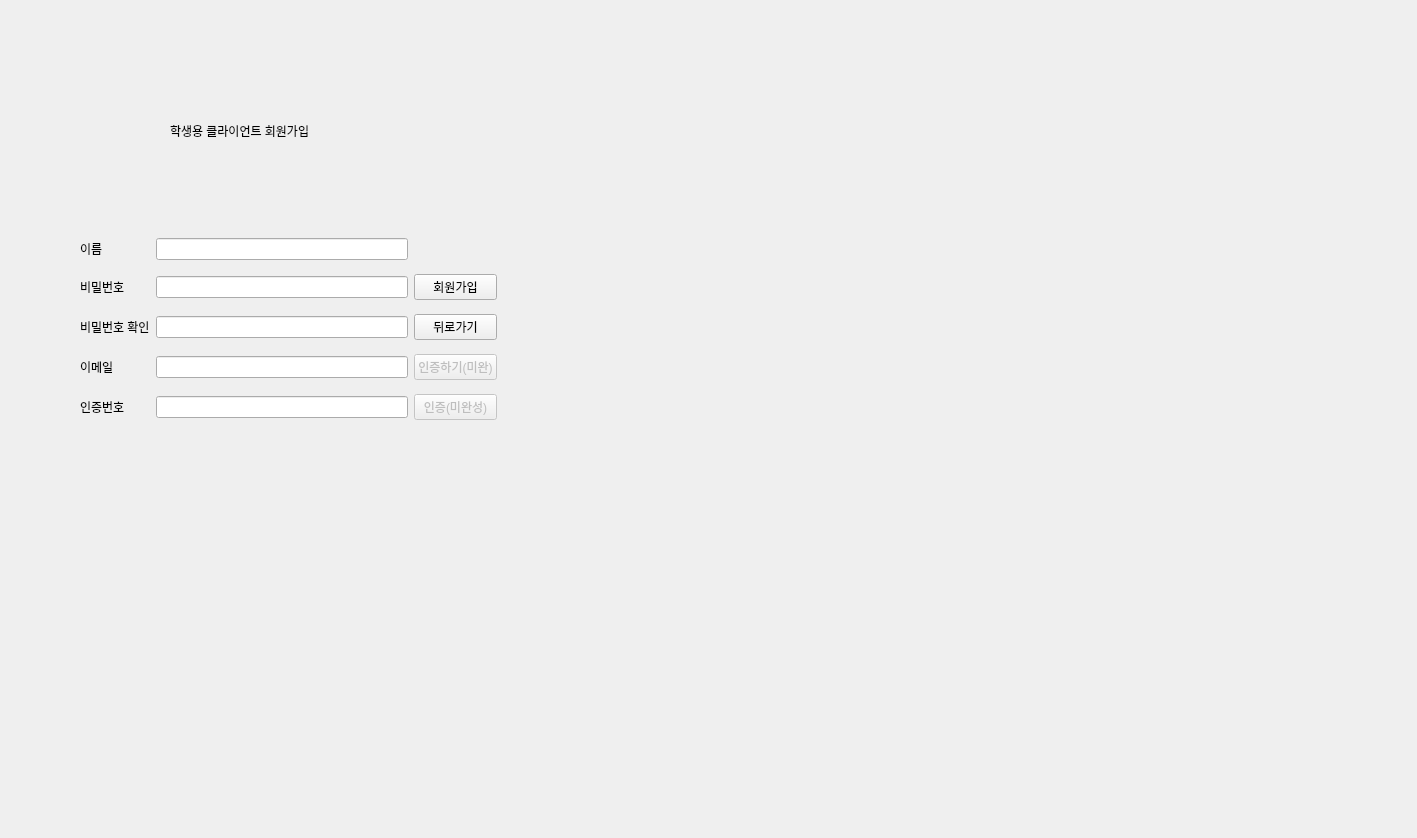
Old version of the form untitled.ui in the repository Eduappproject/education_application.
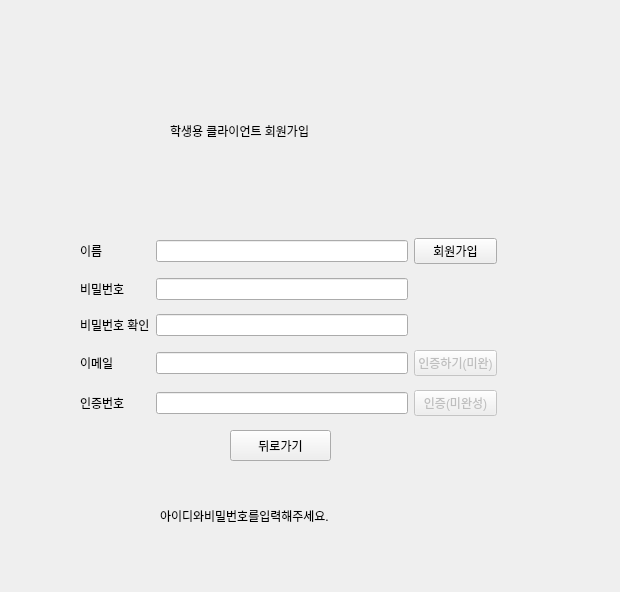
New version of the form. The open tabs and pages were chosen to show the change.

Commit message: 버튼페이지 이동

What changed in the file:
```diff
--- a/untitled.ui
+++ b/untitled.ui
@@ -6,8 +6,8 @@
    <rect>
     <x>0</x>
     <y>0</y>
-    <width>1417</width>
-    <height>838</height>
+    <width>620</width>
+    <height>592</height>
    </rect>
   </property>
   <property name="windowTitle">
@@ -161,7 +161,7 @@
       <string>학생용 클라이언트 회원가입</string>
      </property>
     </widget>
-    <widget class="QWidget" name="">
+    <widget class="QWidget" name="layoutWidget">
      <property name="geometry">
       <rect>
        <x>50</x>
@@ -184,13 +184,6 @@
         </property>
        </widget>
       </item>
-      <item row="1" column="2">
-       <widget class="QPushButton" name="SignUpPushButton_2">
-        <property name="text">
-         <string>회원가입</string>
-        </property>
-       </widget>
-      </item>
       <item row="3" column="2">
        <widget class="QPushButton" name="EmailCheckPushButton">
         <property name="enabled">
@@ -207,13 +200,6 @@
       <item row="0" column="1">
        <widget class="QLineEdit" name="lineEdit_new_id"/>
       </item>
-      <item row="2" column="2">
-       <widget class="QPushButton" name="BackButton">
-        <property name="text">
-         <string>뒤로가기</string>
-        </property>
-       </widget>
-      </item>
       <item row="0" column="0">
        <widget class="QLabel" name="label_10">
         <property name="text">
@@ -255,8 +241,41 @@
         </property>
        </widget>
       </item>
+      <item row="0" column="2">
+       <widget class="QPushButton" name="SignUpPushButton_2">
+        <property name="text">
+         <string>회원가입</string>
+        </property>
+       </widget>
+      </item>
      </layout>
     </widget>
+    <widget class="QPushButton" name="BackButton">
+     <property name="geometry">
+      <rect>
+       <x>200</x>
+       <y>400</y>
+       <width>101</width>
+       <height>31</height>
+      </rect>
+     </property>
+     <property name="text">
+      <string>뒤로가기</string>
+     </property>
+    </widget>
+    <widget class="QLabel" name="SignUpLabel">
+     <property name="geometry">
+      <rect>
+       <x>130</x>
+       <y>450</y>
+       <width>291</width>
+       <height>71</height>
+      </rect>
+     </property>
+     <property name="text">
+      <string>아이디와비밀번호를입력해주세요.</string>
+     </property>
+    </widget>
    </widget>
    <widget class="QWidget" name="page_2">
     <widget class="QLabel" name="label_4">
```
Left out of the diff: 48 changed lines with no effect on the pictures. The commit also changes 1 other file.
